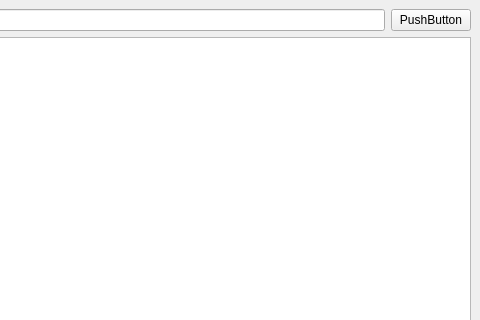
Qt form ui/mainwindow.ui (maxkofler/FSScan) before a commit; both pictures show x 320 to 800 and y 0 to 320 of the 800 by 600 pixel window.
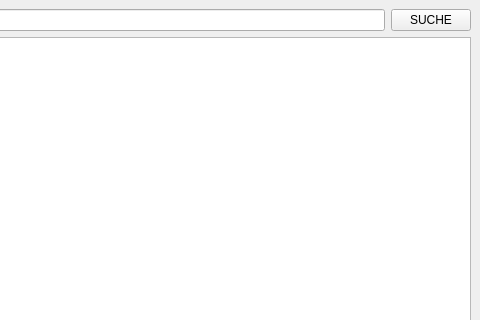
The same form after that commit.

Patch:
```diff
--- a/ui/mainwindow.ui
+++ b/ui/mainwindow.ui
@@ -23,7 +23,7 @@
       <item row="0" column="1">
        <widget class="QPushButton" name="pushButton">
         <property name="text">
-         <string>PushButton</string>
+         <string>SUCHE</string>
         </property>
        </widget>
       </item>
```
